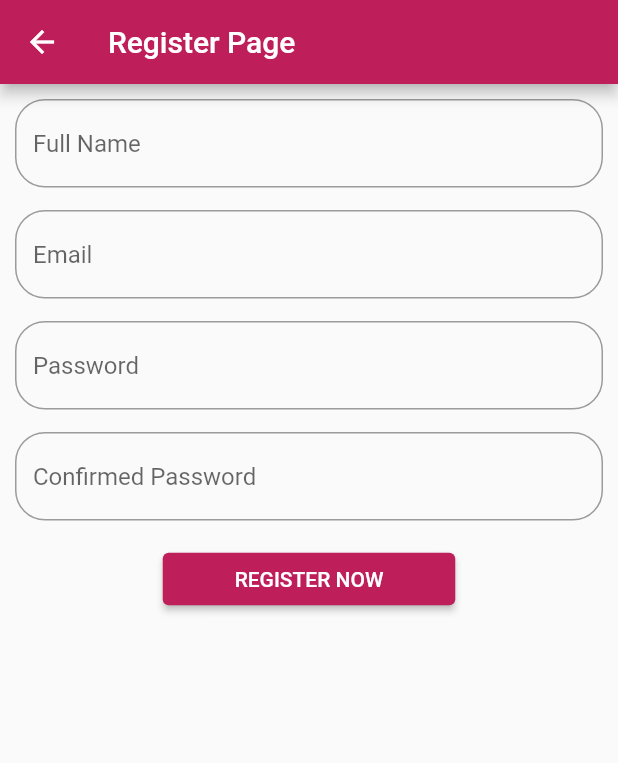
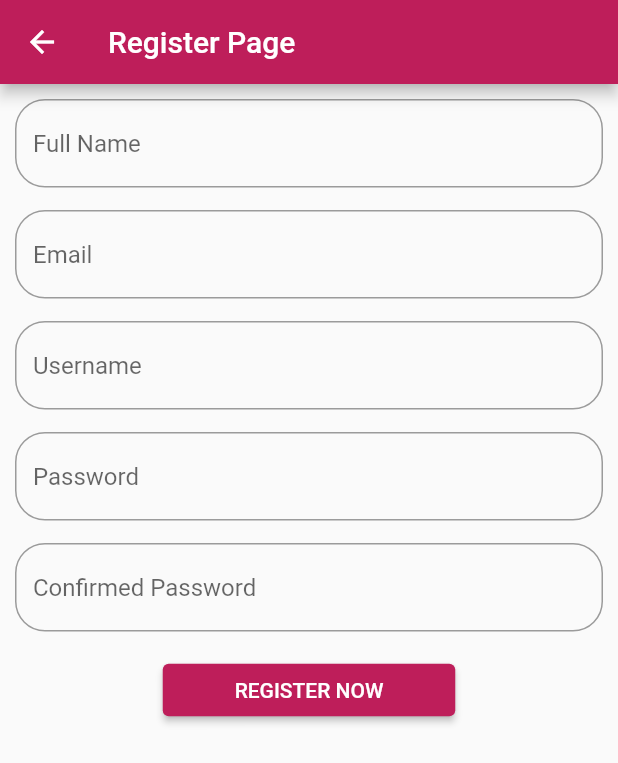
Before and after one commit to walidwazini/Flutter-ChatApp-2, a Flutter app: the RegisterPage screen opened by its route, after a tap on "REGISTER NOW", on a phone screen of 412 x 824 dp. Shown: the top 763 px of the screen. Run offline on Flutter 3.47's test engine with Material 2 defaults, Android fonts, the phone set to English and light mode, and no system bars; our stand-ins replace firebase_auth, firebase_core, fluttertoast, google_fonts; accounts and stored records are empty.

```diff
--- a/lib/main.dart
+++ b/lib/main.dart
@@ -2,11 +2,14 @@ import 'package:chat_app_2/widgets/chat_detail.dart';
 import 'package:chat_app_2/widgets/chat_list.dart';
 import 'package:chat_app_2/widgets/forgot_password.dart';
 import 'package:chat_app_2/widgets/login.dart';
-import 'package:chat_app_2/widgets/messages_screen.dart';
+// import 'package:chat_app_2/widgets/messages_screen.dart';
 import 'package:chat_app_2/widgets/register.dart';
 import 'package:flutter/material.dart';
+import 'package:firebase_core/firebase_core.dart';
 
-void main() {
+void main() async {
+  WidgetsFlutterBinding.ensureInitialized();
+  await Firebase.initializeApp();
   runApp(MyApp());
 }
 
@@ -26,7 +29,7 @@ class MyApp extends StatelessWidget {
       //     bodyText2: TextStyle(fontSize: 14.0, fontFamily: 'Hind'),
       //   ),
       // ),
-      home: MessageScreen(),
+      home: LoginPage(),
       routes: {
         'Login' : (context) => LoginPage(),
         'ChatList' : (context) => ChatListPage(),
--- a/lib/widgets/chat_detail.dart
+++ b/lib/widgets/chat_detail.dart
@@ -1,4 +1,5 @@
 import 'package:flutter/material.dart';
+import 'chat_input_field.dart';
 
 class ChatDetailPage extends StatefulWidget {
   // const ChatDetailPage({Key? key}) : super(key: key);
@@ -51,7 +52,9 @@ class _ChatDetailPageState extends State<ChatDetailPage> {
                 subtitle: Text(messages[position]['from']!),
               );
             }),
-          )
+          ),
+          Spacer(),
+          ChatInputField(),
         ],
       ),
     );
--- a/lib/widgets/login.dart
+++ b/lib/widgets/login.dart
@@ -1,4 +1,5 @@
 import 'package:flutter/material.dart';
+import 'package:fluttertoast/fluttertoast.dart';
 import 'dart:ui';
 import 'package:google_fonts/google_fonts.dart';
 
@@ -41,6 +42,9 @@ class LoginPage extends StatelessWidget {
                 // ----------------------     LOGIN BUTTON   ----------------------------
                 ElevatedButton(onPressed: (){
                   Navigator.pushNamed(context, 'ChatList');
+                  Fluttertoast.showToast(
+                      msg: 'Succesful Login!', fontSize: 18, gravity: ToastGravity.TOP, toastLength: Toast.LENGTH_SHORT,
+                  );
                 }, child: Text('Login', style: GoogleFonts.openSans(),),
                   style: ElevatedButton.styleFrom(
                       primary: color1,
--- a/lib/widgets/register.dart
+++ b/lib/widgets/register.dart
@@ -1,63 +1,97 @@
+import 'package:firebase_auth/firebase_auth.dart';
+import 'package:firebase_core/firebase_core.dart';
 import 'package:flutter/material.dart';
 
 class RegisterPage extends StatelessWidget {
   // const RegisterPage({Key? key}) : super(key: key);
   var color1 = Color.fromRGBO(190, 30, 90, 1);
+  var fullNameController = TextEditingController();
+  var emailController = TextEditingController();
+  var userNameController = TextEditingController();
+  var passwordController = TextEditingController();
+  var confrimPwController =TextEditingController();
+
+  FirebaseAuth _auth = FirebaseAuth.instance;
 
   @override
   Widget build(BuildContext context) {
     return Scaffold(
         appBar: AppBar(
-        title: Text('Register Page'), backgroundColor: color1,
+          title: Text('Register Page'),
+          backgroundColor: color1,
         ),
         body: Padding(
           padding: EdgeInsets.fromLTRB(10, 10, 10, 10),
+          child: SingleChildScrollView(
             child: Column(
               children: [
                 TextField(
                   decoration: InputDecoration(
                     border: OutlineInputBorder(
                         borderRadius: BorderRadius.circular(20.0),
-                    borderSide:BorderSide(color: color1) ),
+                        borderSide: BorderSide(color: color1)),
                     hintText: 'Full Name',
                   ),
+                  controller: fullNameController,
                 ),
-            SizedBox(height: 15,),
+                SizedBox(
+                  height: 15,
+                ),
                 TextField(
                   decoration: InputDecoration(
                     border: OutlineInputBorder(
                         borderRadius: BorderRadius.circular(20.0),
-                    borderSide:BorderSide(color: color1) ),
+                        borderSide: BorderSide(color: color1)),
                     hintText: 'Email',
                   ),
                 ),
-            SizedBox(height: 15,),
+                SizedBox(
+                  height: 15,
+                ),
                 TextField(
                   decoration: InputDecoration(
                     border: OutlineInputBorder(
                         borderRadius: BorderRadius.circular(20.0),
-                    borderSide:BorderSide(color: color1) ),
-                hintText: 'Password',
+                        borderSide: BorderSide(color: color1)),
+                    hintText: 'Username',
                   ),
+                  controller: userNameController,
+                ),
+                SizedBox(
+                  height: 15,
+                ),
+                TextField(
+                  decoration: InputDecoration(border: OutlineInputBorder(borderRadius: BorderRadius.circular(20.0),
+                      borderSide: BorderSide(color: color1)), hintText: 'Password',
+                  ),
+                  controller: passwordController,
                 ),
                 SizedBox(height: 15,),
                 TextField(
-              decoration: InputDecoration(
-                border: OutlineInputBorder(
-                    borderRadius: BorderRadius.circular(20.0),
-                    borderSide:BorderSide(color: color1) ),
-                hintText: 'Confirmed Password',
+                  decoration: InputDecoration(border: OutlineInputBorder(borderRadius: BorderRadius.circular(20.0),
+                        borderSide: BorderSide(color: color1)), hintText: 'Confirmed Password',
+                  ),
+                  controller: confrimPwController,
+                ),
+                SizedBox(height: 15,),
+                ElevatedButton(
+                  onPressed: () {
+                    if ( confrimPwController.value == passwordController.value ) {
+                      print('Succesful!');
+                    }
+                    else {
+                      print('Password not the same!');
+                    }
+                  },
+                  child: Text('REGISTER NOW'),
+                  style: ElevatedButton.styleFrom(
+                    primary: color1,
+                    minimumSize: Size(195.0, 35.0),
                   ),
                 ),
-            SizedBox(height: 15,),
-            ElevatedButton(onPressed: (){}, child: Text('REGISTER NOW'),
-              style: ElevatedButton.styleFrom(
-                primary: color1,
-                minimumSize: Size(195.0,35.0),
-              ),),
               ],
             ),
-      )
-    );
+          ),
+        ));
   }
 }
--- a/pubspec.yaml
+++ b/pubspec.yaml
@@ -29,6 +29,10 @@ dependencies:
   # Use with the CupertinoIcons class for iOS style icons.
   cupertino_icons: ^1.0.2
   google_fonts: ^2.1.0
+  fluttertoast: ^8.0.8
+  firebase_core: ^1.4.0
+  cloud_firestore: ^2.4.0
+  firebase_auth: ^3.0.1
 
 dev_dependencies:
   flutter_test:
```
Also changed, not shown: pubspec.lock, 3 other files. Lines whose indentation alone changed are shown as unchanged.
